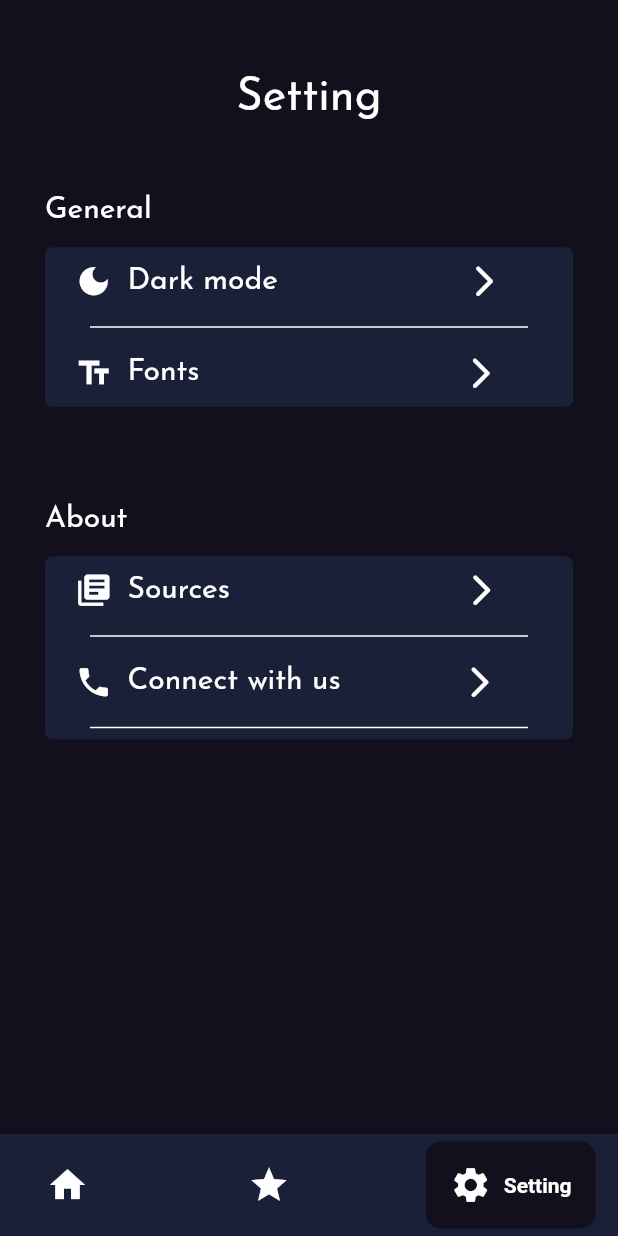
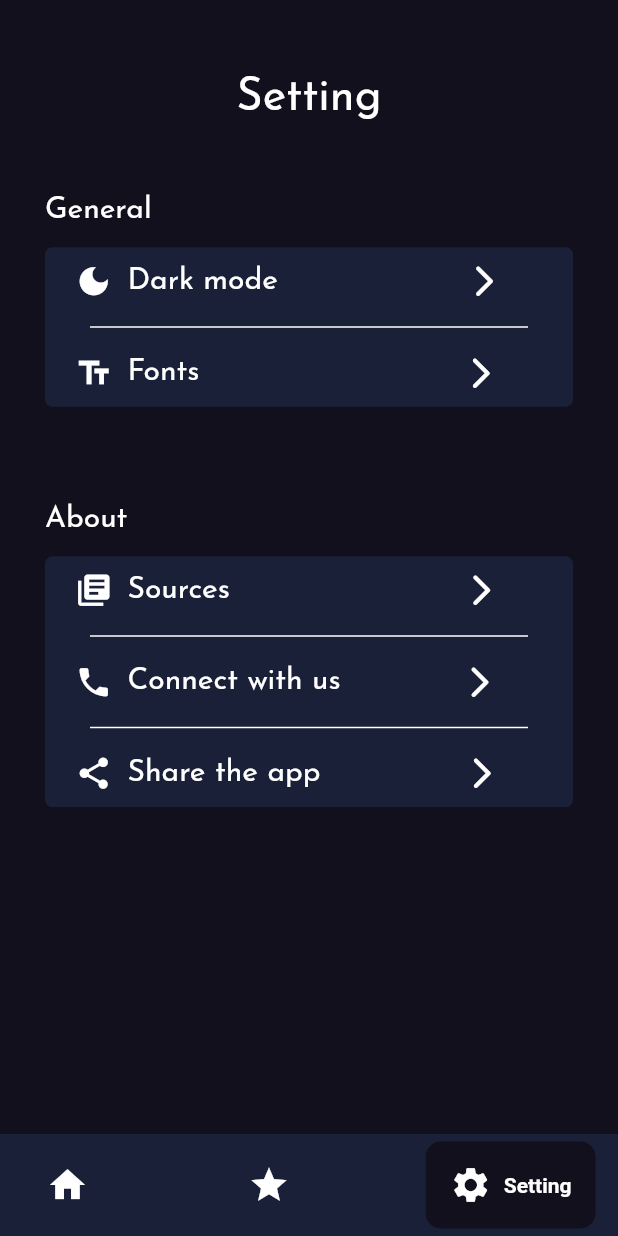
Before and after one commit to md7o/World-Cars, a Flutter app: the screen it shows after launch, item 3 of the bottom bar chosen, on a phone screen of 412 x 824 dp. Run offline on Flutter 3.47's test engine with Material 2 defaults, Android fonts, the phone set to English and light mode, and no system bars; drawn by our look-alikes of google_nav_bar; our stand-ins replace google_fonts, lite_rolling_switch, share_plus.

Commit message:
Add share plus and button for it

```diff
--- a/lib/screen/setting.dart
+++ b/lib/screen/setting.dart
@@ -126,7 +126,11 @@ class Setting extends StatelessWidget {
                       thickness: 1,
                       color: Colors.white,
                     ),
-
+                    InkWell(
+                        onTap: () async {
+                          await Share.share('Omk 3nde');
+                        },
+                        child: const shareWidget()),
                     //  Fonts
                   ],
                 )),
```
